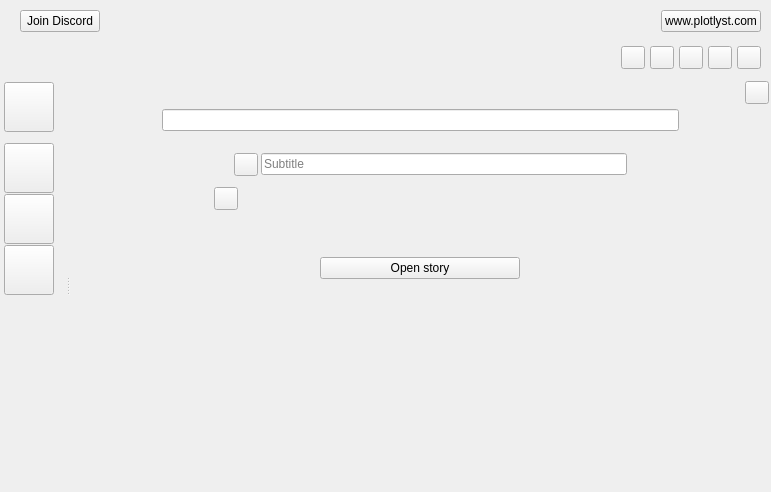
The window that ui/home_view.ui (zkovari/plotlyst) describes before a commit, drawn with Qt 5.
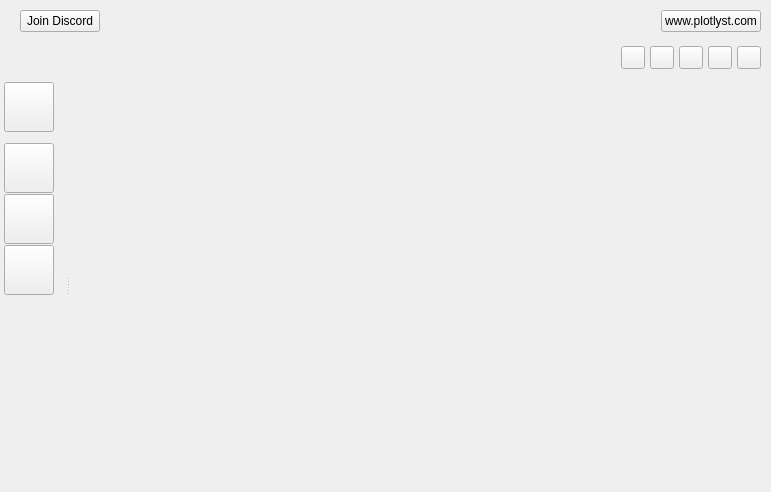
The same window after the commit. The open tabs and pages were chosen to show the change.

```diff
--- a/ui/home_view.ui
+++ b/ui/home_view.ui
@@ -703,401 +703,6 @@
                 <property name="white-bg" stdset="0">
                  <bool>true</bool>
                 </property>
-                <layout class="QVBoxLayout" name="verticalLayout_13">
-                 <property name="spacing">
-                  <number>3</number>
-                 </property>
-                 <property name="leftMargin">
-                  <number>2</number>
-                 </property>
-                 <property name="topMargin">
-                  <number>2</number>
-                 </property>
-                 <property name="rightMargin">
-                  <number>2</number>
-                 </property>
-                 <property name="bottomMargin">
-                  <number>2</number>
-                 </property>
-                 <item alignment="Qt::AlignRight">
-                  <widget class="QToolButton" name="btnNovelSettings">
-                   <property name="text">
-                    <string/>
-                   </property>
-                   <property name="transparent" stdset="0">
-                    <bool>true</bool>
-                   </property>
-                  </widget>
-                 </item>
-                 <item>
-                  <widget class="QWidget" name="wdgTitleParent" native="true">
-                   <layout class="QHBoxLayout" name="horizontalLayout_4">
-                    <property name="spacing">
-                     <number>0</number>
-                    </property>
-                    <property name="leftMargin">
-                     <number>10</number>
-                    </property>
-                    <property name="topMargin">
-                     <number>0</number>
-                    </property>
-                    <property name="rightMargin">
-                     <number>10</number>
-                    </property>
-                    <property name="bottomMargin">
-                     <number>0</number>
-                    </property>
-                    <item>
-                     <spacer name="horizontalSpacer">
-                      <property name="orientation">
-                       <enum>Qt::Horizontal</enum>
-                      </property>
-                      <property name="sizeType">
-                       <enum>QSizePolicy::Fixed</enum>
-                      </property>
-                      <property name="sizeHint" stdset="0">
-                       <size>
-                        <width>40</width>
-                        <height>20</height>
-                       </size>
-                      </property>
-                     </spacer>
-                    </item>
-                    <item>
-                     <widget class="QWidget" name="wdgTitle" native="true">
-                      <property name="maximumSize">
-                       <size>
-                        <width>1000</width>
-                        <height>16777215</height>
-                       </size>
-                      </property>
-                      <property name="border-image" stdset="0">
-                       <bool>true</bool>
-                      </property>
-                      <layout class="QHBoxLayout" name="horizontalLayout_2">
-                       <property name="spacing">
-                        <number>3</number>
-                       </property>
-                       <property name="leftMargin">
-                        <number>40</number>
-                       </property>
-                       <property name="topMargin">
-                        <number>2</number>
-                       </property>
-                       <property name="rightMargin">
-                        <number>40</number>
-                       </property>
-                       <property name="bottomMargin">
-                        <number>2</number>
-                       </property>
-                       <item>
-                        <widget class="QLineEdit" name="lineNovelTitle"/>
-                       </item>
-                      </layout>
-                     </widget>
-                    </item>
-                    <item>
-                     <spacer name="horizontalSpacer_3">
-                      <property name="orientation">
-                       <enum>Qt::Horizontal</enum>
-                      </property>
-                      <property name="sizeType">
-                       <enum>QSizePolicy::Fixed</enum>
-                      </property>
-                      <property name="sizeHint" stdset="0">
-                       <size>
-                        <width>40</width>
-                        <height>20</height>
-                       </size>
-                      </property>
-                     </spacer>
-                    </item>
-                   </layout>
-                  </widget>
-                 </item>
-                 <item>
-                  <widget class="QWidget" name="wdgAttributesParent" native="true">
-                   <layout class="QHBoxLayout" name="horizontalLayout_6">
-                    <property name="spacing">
-                     <number>3</number>
-                    </property>
-                    <property name="leftMargin">
-                     <number>2</number>
-                    </property>
-                    <property name="topMargin">
-                     <number>15</number>
-                    </property>
-                    <property name="rightMargin">
-                     <number>2</number>
-                    </property>
-                    <property name="bottomMargin">
-                     <number>2</number>
-                    </property>
-                    <item>
-                     <spacer name="horizontalSpacer_4">
-                      <property name="orientation">
-                       <enum>Qt::Horizontal</enum>
-                      </property>
-                      <property name="sizeType">
-                       <enum>QSizePolicy::Fixed</enum>
-                      </property>
-                      <property name="sizeHint" stdset="0">
-                       <size>
-                        <width>40</width>
-                        <height>20</height>
-                       </size>
-                      </property>
-                     </spacer>
-                    </item>
-                    <item>
-                     <widget class="QWidget" name="wdgSubtitleParent" native="true">
-                      <property name="maximumSize">
-                       <size>
-                        <width>1000</width>
-                        <height>16777215</height>
-                       </size>
-                      </property>
-                      <layout class="QHBoxLayout" name="horizontalLayout_7">
-                       <property name="spacing">
-                        <number>3</number>
-                       </property>
-                       <property name="leftMargin">
-                        <number>100</number>
-                       </property>
-                       <property name="topMargin">
-                        <number>2</number>
-                       </property>
-                       <property name="rightMargin">
-                        <number>100</number>
-                       </property>
-                       <property name="bottomMargin">
-                        <number>2</number>
-                       </property>
-                       <item>
-                        <spacer name="horizontalSpacer_6">
-                         <property name="orientation">
-                          <enum>Qt::Horizontal</enum>
-                         </property>
-                         <property name="sizeType">
-                          <enum>QSizePolicy::Fixed</enum>
-                         </property>
-                         <property name="sizeHint" stdset="0">
-                          <size>
-                           <width>20</width>
-                           <height>20</height>
-                          </size>
-                         </property>
-                        </spacer>
-                       </item>
-                       <item>
-                        <widget class="QToolButton" name="iconSubtitle">
-                         <property name="text">
-                          <string/>
-                         </property>
-                        </widget>
-                       </item>
-                       <item>
-                        <widget class="QLineEdit" name="lineSubtitle">
-                         <property name="maximumSize">
-                          <size>
-                           <width>16777215</width>
-                           <height>16777215</height>
-                          </size>
-                         </property>
-                         <property name="placeholderText">
-                          <string>Subtitle</string>
-                         </property>
-                        </widget>
-                       </item>
-                      </layout>
-                     </widget>
-                    </item>
-                    <item>
-                     <spacer name="horizontalSpacer_5">
-                      <property name="orientation">
-                       <enum>Qt::Horizontal</enum>
-                      </property>
-                      <property name="sizeType">
-                       <enum>QSizePolicy::Fixed</enum>
-                      </property>
-                      <property name="sizeHint" stdset="0">
-                       <size>
-                        <width>40</width>
-                        <height>20</height>
-                       </size>
-                      </property>
-                     </spacer>
-                    </item>
-                   </layout>
-                  </widget>
-                 </item>
-                 <item>
-                  <widget class="QWidget" name="wdgImportTagsParent" native="true">
-                   <layout class="QHBoxLayout" name="horizontalLayout_8">
-                    <property name="spacing">
-                     <number>3</number>
-                    </property>
-                    <property name="leftMargin">
-                     <number>2</number>
-                    </property>
-                    <property name="topMargin">
-                     <number>2</number>
-                    </property>
-                    <property name="rightMargin">
-                     <number>2</number>
-                    </property>
-                    <property name="bottomMargin">
-                     <number>2</number>
-                    </property>
-                    <item>
-                     <spacer name="horizontalSpacer_7">
-                      <property name="orientation">
-                       <enum>Qt::Horizontal</enum>
-                      </property>
-                      <property name="sizeType">
-                       <enum>QSizePolicy::Fixed</enum>
-                      </property>
-                      <property name="sizeHint" stdset="0">
-                       <size>
-                        <width>40</width>
-                        <height>20</height>
-                       </size>
-                      </property>
-                     </spacer>
-                    </item>
-                    <item>
-                     <widget class="QWidget" name="wdgImportTags" native="true">
-                      <property name="maximumSize">
-                       <size>
-                        <width>1000</width>
-                        <height>16777215</height>
-                       </size>
-                      </property>
-                      <layout class="QHBoxLayout" name="horizontalLayout_9">
-                       <property name="spacing">
-                        <number>3</number>
-                       </property>
-                       <property name="leftMargin">
-                        <number>100</number>
-                       </property>
-                       <property name="topMargin">
-                        <number>2</number>
-                       </property>
-                       <property name="rightMargin">
-                        <number>100</number>
-                       </property>
-                       <property name="bottomMargin">
-                        <number>2</number>
-                       </property>
-                       <item>
-                        <widget class="QToolButton" name="iconImportOrigin">
-                         <property name="text">
-                          <string/>
-                         </property>
-                         <property name="transparent" stdset="0">
-                          <bool>true</bool>
-                         </property>
-                        </widget>
-                       </item>
-                       <item>
-                        <spacer name="horizontalSpacer_9">
-                         <property name="orientation">
-                          <enum>Qt::Horizontal</enum>
-                         </property>
-                         <property name="sizeHint" stdset="0">
-                          <size>
-                           <width>40</width>
-                           <height>20</height>
-                          </size>
-                         </property>
-                        </spacer>
-                       </item>
-                      </layout>
-                     </widget>
-                    </item>
-                    <item>
-                     <spacer name="horizontalSpacer_10">
-                      <property name="orientation">
-                       <enum>Qt::Horizontal</enum>
-                      </property>
-                      <property name="sizeType">
-                       <enum>QSizePolicy::Fixed</enum>
-                      </property>
-                      <property name="sizeHint" stdset="0">
-                       <size>
-                        <width>40</width>
-                        <height>20</height>
-                       </size>
-                      </property>
-                     </spacer>
-                    </item>
-                   </layout>
-                  </widget>
-                 </item>
-                 <item>
-                  <spacer name="verticalSpacer_5">
-                   <property name="orientation">
-                    <enum>Qt::Vertical</enum>
-                   </property>
-                   <property name="sizeType">
-                    <enum>QSizePolicy::Preferred</enum>
-                   </property>
-                   <property name="sizeHint" stdset="0">
-                    <size>
-                     <width>20</width>
-                     <height>40</height>
-                    </size>
-                   </property>
-                  </spacer>
-                 </item>
-                 <item alignment="Qt::AlignHCenter">
-                  <widget class="QPushButton" name="btnActivate">
-                   <property name="sizePolicy">
-                    <sizepolicy hsizetype="Maximum" vsizetype="Fixed">
-                     <horstretch>0</horstretch>
-                     <verstretch>0</verstretch>
-                    </sizepolicy>
-                   </property>
-                   <property name="minimumSize">
-                    <size>
-                     <width>200</width>
-                     <height>0</height>
-                    </size>
-                   </property>
-                   <property name="cursor">
-                    <cursorShape>PointingHandCursor</cursorShape>
-                   </property>
-                   <property name="toolTip">
-                    <string>Open story</string>
-                   </property>
-                   <property name="text">
-                    <string>Open story</string>
-                   </property>
-                   <property name="base" stdset="0">
-                    <bool>true</bool>
-                   </property>
-                   <property name="positive" stdset="0">
-                    <bool>true</bool>
-                   </property>
-                   <property name="large" stdset="0">
-                    <bool>true</bool>
-                   </property>
-                  </widget>
-                 </item>
-                 <item>
-                  <spacer name="verticalSpacer_4">
-                   <property name="orientation">
-                    <enum>Qt::Vertical</enum>
-                   </property>
-                   <property name="sizeHint" stdset="0">
-                    <size>
-                     <width>20</width>
-                     <height>40</height>
-                    </size>
-                   </property>
-                  </spacer>
-                 </item>
-                </layout>
                </widget>
               </widget>
              </item>
```
